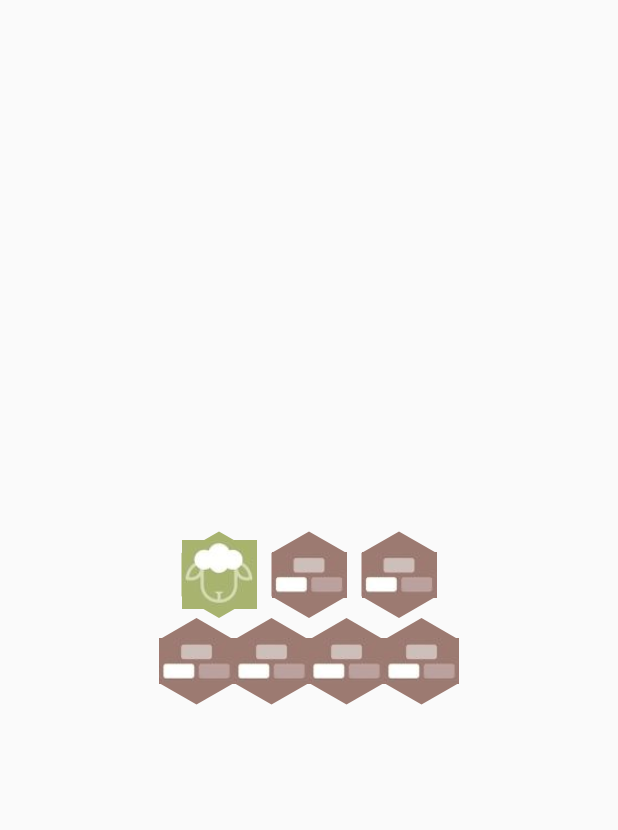
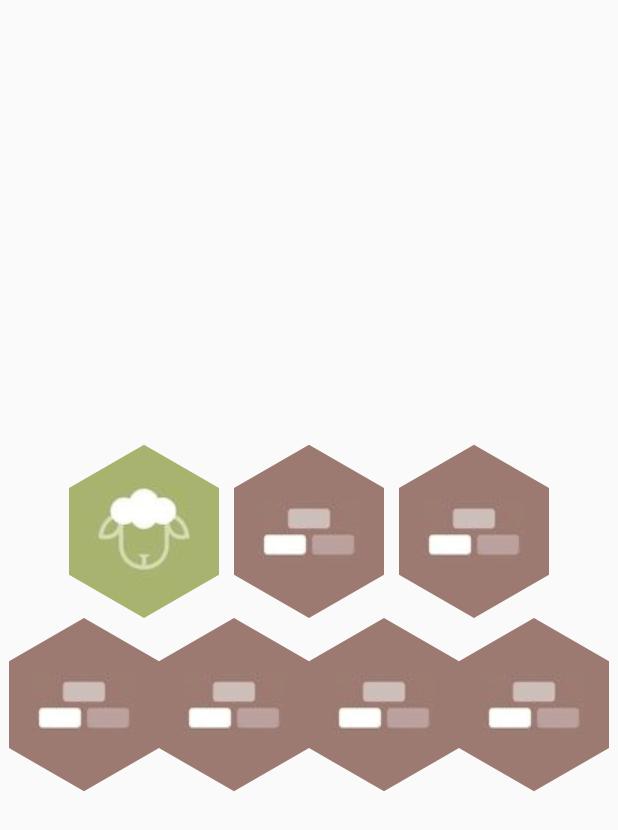
Before and after one commit to FranMaric/catan_tool, a Flutter app: the screen it shows after launch, on a phone screen of 412 x 824 dp. Shown: the top 830 px of the screen. Run offline on Flutter 3.47's test engine with Material 2 defaults, Android fonts, the phone set to English and light mode, and no system bars.

Commit message:
Fix hex tile

```diff
--- a/lib/ui/hexagon_tile.dart
+++ b/lib/ui/hexagon_tile.dart
@@ -14,7 +14,7 @@ const List<List<double>> points = [
 const widthToHeightRatio = 1.1547;
 
 class HexagonTile extends StatelessWidget {
-  HexagonTile({required this.tileType, this.width = 50, Key? key}) : super(key: key) {
+  HexagonTile({required this.tileType, this.width = 100, Key? key}) : super(key: key) {
     height = widthToHeightRatio * width;
   }
 
@@ -28,11 +28,18 @@ class HexagonTile extends StatelessWidget {
     return SizedBox(
       width: width,
       height: height,
-      child: CustomPaint(
-        painter: _HexagonPainter(
-          color: colorFromType(tileType),
-        ),
-        child: Image.asset('assets/' + tileType.name + '.png'),
+      child: Stack(
+        children: [
+          CustomPaint(
+            size: Size(width, height),
+            painter: _HexagonPainter(
+              color: colorFromType(tileType),
+            ),
+          ),
+          Center(
+            child: Image.asset('assets/' + tileType.name + '.png'),
+          ),
+        ],
       ),
     );
   }
@@ -73,8 +80,6 @@ class _HexagonPainter extends CustomPainter {
             .toList(),
         true);
 
-    print(points);
-
     canvas.drawPath(path, _paint);
   }
 
```
